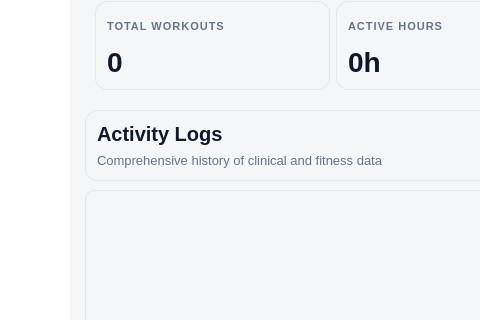
Qt form ZenithHealthSuite/History.ui (iharisrao/zenith-health-suite) before a commit; both pictures show x 200 to 680 and y 150 to 470 of the 1487 by 760 pixel window.
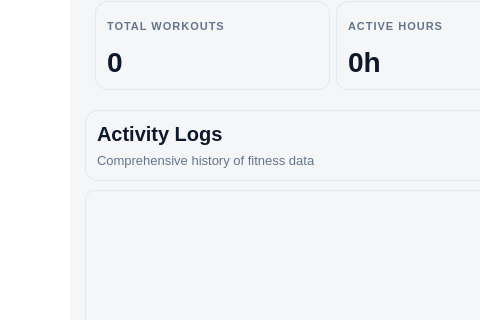
The same form after that commit. Icons and pictures are not drawn.

```diff
--- a/ZenithHealthSuite/History.ui
+++ b/ZenithHealthSuite/History.ui
@@ -725,7 +725,7 @@
            <item row="1" column="0">
             <widget class="QLabel" name="lblTableSubtitle">
              <property name="text">
-              <string>Comprehensive history of clinical and fitness data</string>
+              <string>Comprehensive history of fitness data</string>
              </property>
             </widget>
            </item>
```
